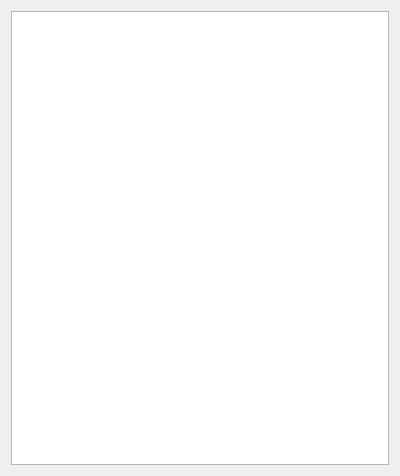
Before: the Qt Designer form main.ui in pilikinp/messenger, drawn with Qt 5.
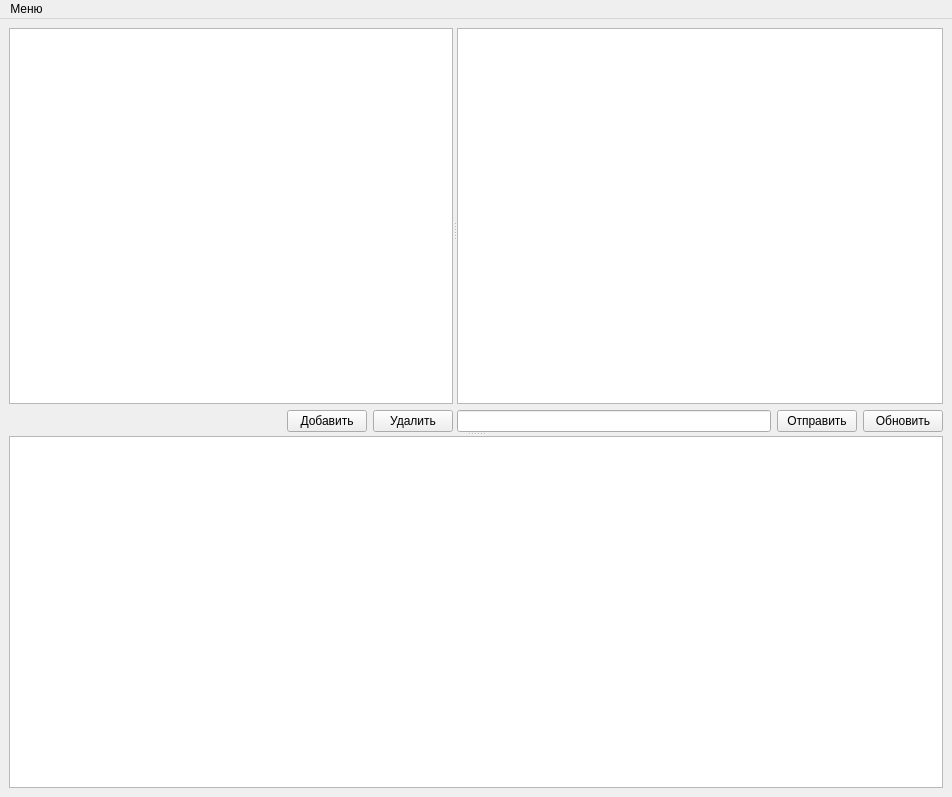
After: the same form once the commit is applied.

The edit to the form file:
```diff
--- a/main.ui
+++ b/main.ui
@@ -1,23 +1,139 @@
 <?xml version="1.0" encoding="UTF-8"?>
 <ui version="4.0">
- <class>Form</class>
- <widget class="QWidget" name="Form">
+ <class>MainWindow</class>
+ <widget class="QMainWindow" name="MainWindow">
   <property name="geometry">
    <rect>
     <x>0</x>
     <y>0</y>
-    <width>400</width>
-    <height>476</height>
+    <width>952</width>
+    <height>797</height>
    </rect>
   </property>
   <property name="windowTitle">
    <string>Form</string>
   </property>
-  <layout class="QGridLayout" name="gridLayout">
-   <item row="0" column="0">
-    <widget class="QListWidget" name="listWidget"/>
-   </item>
-  </layout>
+  <widget class="QWidget" name="centralwidget">
+   <layout class="QGridLayout" name="gridLayout">
+    <item row="0" column="0">
+     <widget class="QSplitter" name="splitter_2">
+      <property name="orientation">
+       <enum>Qt::Vertical</enum>
+      </property>
+      <widget class="QSplitter" name="splitter">
+       <property name="orientation">
+        <enum>Qt::Horizontal</enum>
+       </property>
+       <widget class="QWidget" name="">
+        <layout class="QVBoxLayout" name="verticalLayout_2">
+         <item>
+          <widget class="QListWidget" name="listWidget_contacts"/>
+         </item>
+         <item>
+          <layout class="QHBoxLayout" name="horizontalLayout_2">
+           <item>
+            <spacer name="horizontalSpacer">
+             <property name="orientation">
+              <enum>Qt::Horizontal</enum>
+             </property>
+             <property name="sizeHint" stdset="0">
+              <size>
+               <width>40</width>
+               <height>20</height>
+              </size>
+             </property>
+            </spacer>
+           </item>
+           <item>
+            <widget class="QPushButton" name="addContact">
+             <property name="text">
+              <string>Добавить</string>
+             </property>
+            </widget>
+           </item>
+           <item>
+            <widget class="QPushButton" name="delContact">
+             <property name="text">
+              <string>Удалить</string>
+             </property>
+            </widget>
+           </item>
+          </layout>
+         </item>
+        </layout>
+       </widget>
+       <widget class="QWidget" name="">
+        <layout class="QVBoxLayout" name="verticalLayout">
+         <item>
+          <widget class="QListWidget" name="listWidget_message"/>
+         </item>
+         <item>
+          <layout class="QHBoxLayout" name="horizontalLayout">
+           <item>
+            <widget class="QLineEdit" name="lineEdit_message"/>
+           </item>
+           <item>
+            <widget class="QPushButton" name="sendButton">
+             <property name="text">
+              <string>Отправить</string>
+             </property>
+            </widget>
+           </item>
+           <item>
+            <widget class="QPushButton" name="pushButtonUp">
+             <property name="text">
+              <string>Обновить</string>
+             </property>
+            </widget>
+           </item>
+          </layout>
+         </item>
+        </layout>
+       </widget>
+      </widget>
+      <widget class="QListWidget" name="console"/>
+     </widget>
+    </item>
+   </layout>
+   <zorder>listView_contacts</zorder>
+   <zorder>listView_message</zorder>
+   <zorder>lineEdit_message</zorder>
+   <zorder>sendButton</zorder>
+   <zorder></zorder>
+   <zorder>splitter</zorder>
+   <zorder>addContact</zorder>
+   <zorder>delContact</zorder>
+   <zorder>horizontalSpacer</zorder>
+   <zorder>console</zorder>
+   <zorder>listWidget_message</zorder>
+  </widget>
+  <widget class="QMenuBar" name="menubar">
+   <property name="geometry">
+    <rect>
+     <x>0</x>
+     <y>0</y>
+     <width>952</width>
+     <height>21</height>
+    </rect>
+   </property>
+   <widget class="QMenu" name="menu">
+    <property name="title">
+     <string>Меню</string>
+    </property>
+    <addaction name="login"/>
+   </widget>
+   <addaction name="menu"/>
+  </widget>
+  <action name="login">
+   <property name="text">
+    <string>Вход</string>
+   </property>
+  </action>
+  <action name="action_2">
+   <property name="text">
+    <string>Регистрация</string>
+   </property>
+  </action>
  </widget>
  <resources/>
  <connections/>
```
Left out of the diff: 2 changed lines with no effect on the pictures.
